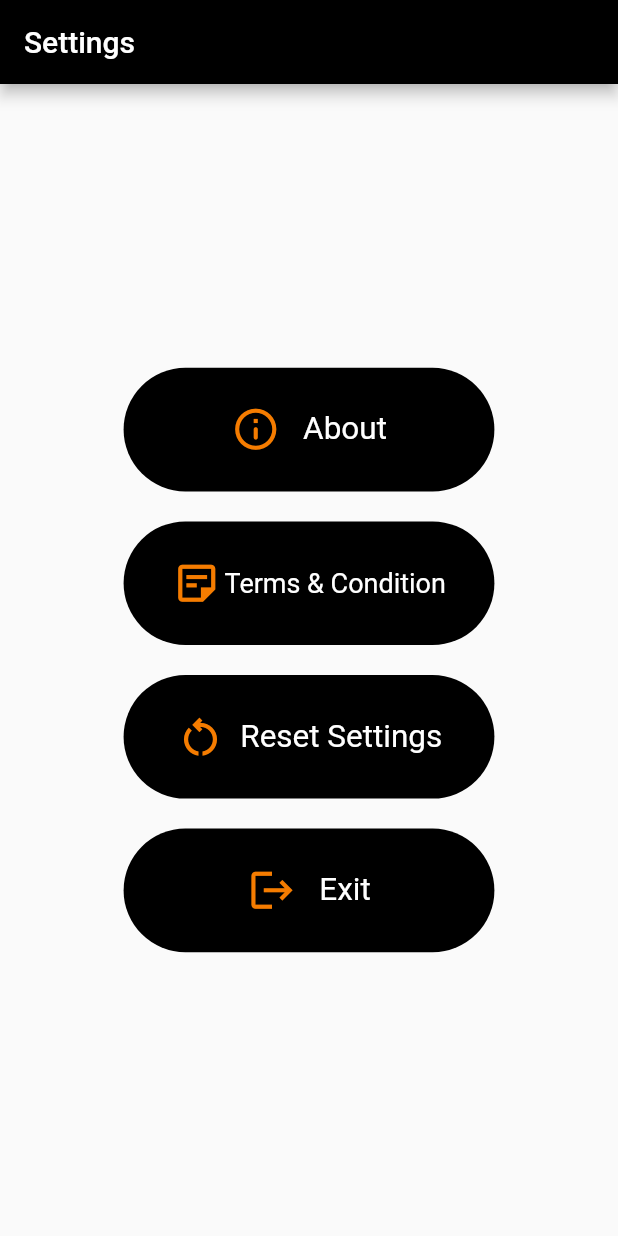
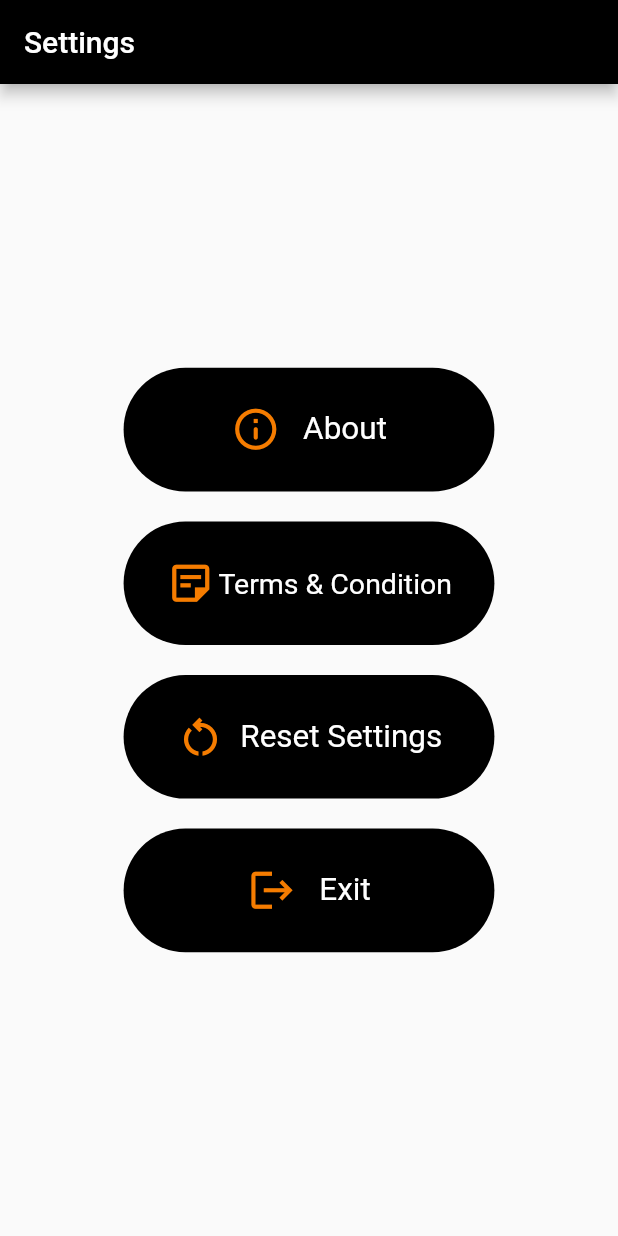
Before and after one commit to AfilAhamed/VideoPlayer, a Flutter app: the SettingsScreen screen opened directly, on a phone screen of 412 x 824 dp. Run offline on Flutter 3.47's test engine with Material 2 defaults, Android fonts, the phone set to English and light mode, and no system bars; our stand-ins replace charts_flutter, file_picker, flutter_slidable, hive, hive_flutter, lottie and 1 more; missing offline and left inert: video_thumbnail; accounts and stored records are empty; generated files the repository leaves out were written again.

Commit message:
twentyteenth commit

```diff
--- a/lib/screens/settings/settings_screen.dart
+++ b/lib/screens/settings/settings_screen.dart
@@ -82,8 +82,7 @@ class SettingsScreen extends StatelessWidget {
                         'Terms & Condition',
                         style: TextStyle(
                           color: Colors.white,
-                          fontSize: 18,
-                          // overflow: TextOverflow.clip
+                          fontSize: 19,
                         ),
                       )
                     ],
```
